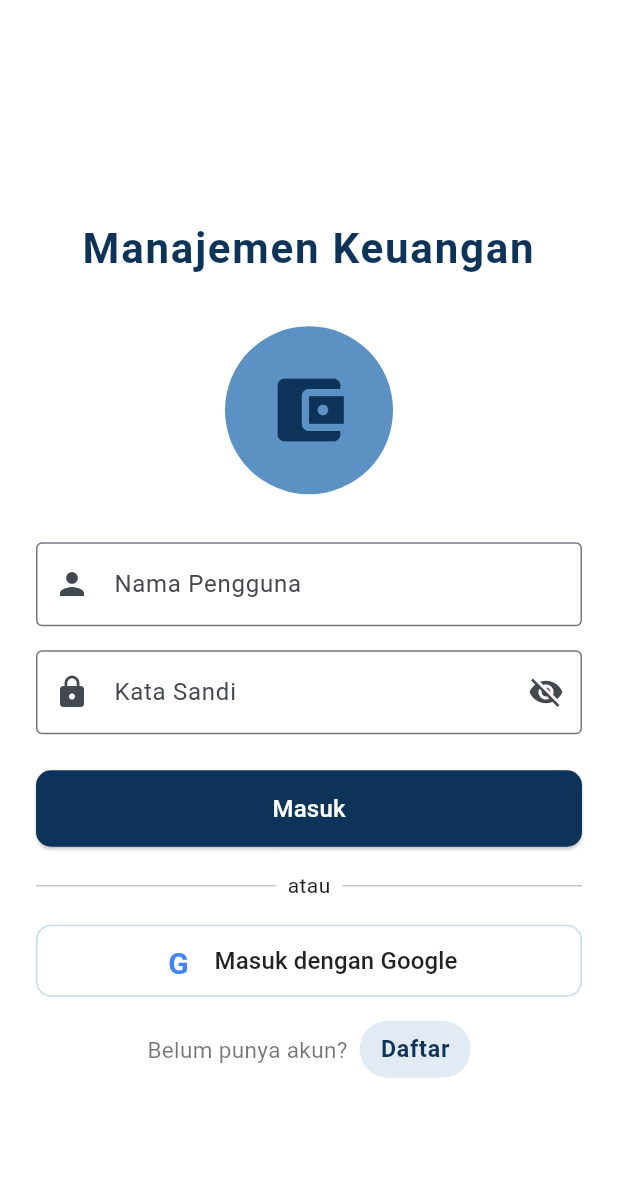
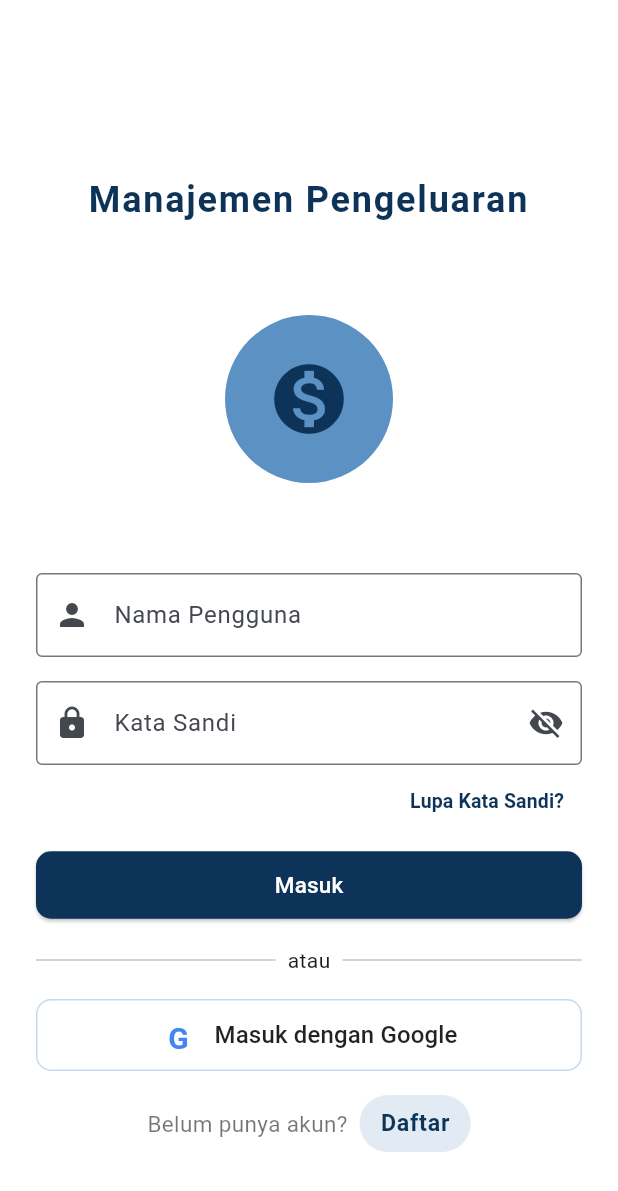
Before and after one commit to amaragita/Manajemen_Pengeluaran, a Flutter app: the screen it shows after launch, on a phone screen of 412 x 824 dp. Shown: the top 1191 px of the screen. Run offline on Flutter 3.47's test engine with Material 3 defaults, Android fonts, the phone set to English and light mode, and no system bars; our stand-ins replace cloud_firestore, firebase_core, fl_chart, image_picker, permission_handler, shared_preferences and 1 more; accounts and stored records are empty.

Commit message:
fourth commit

```diff
--- a/lib/screens/login_screen.dart
+++ b/lib/screens/login_screen.dart
@@ -79,28 +79,28 @@ class _LoginScreenState extends State<LoginScreen> {
               mainAxisAlignment: MainAxisAlignment.center,
               crossAxisAlignment: CrossAxisAlignment.center,
               children: [
-                const SizedBox(height: 40),
+                const SizedBox(height: 60),
                 const Text(
-                  'Manajemen Keuangan',
+                  'Manajemen Pengeluaran',
                   style: TextStyle(
-                    fontSize: 28,
+                    fontSize: 24,
                     fontWeight: FontWeight.bold,
                     letterSpacing: 1.2,
                     color: kPrimaryColor,
                   ),
                   textAlign: TextAlign.center,
                 ),
-                const SizedBox(height: 32),
+                const SizedBox(height: 60),
                 CircleAvatar(
                   radius: 56,
                   backgroundColor: kAccentColor,
                   child: Icon(
-                    Icons.account_balance_wallet,
+                    Icons.monetization_on,
                     size: 56,
                     color: kPrimaryColor,
                   ),
                 ),
-                const SizedBox(height: 32),
+                const SizedBox(height: 60),
                 Form(
                   key: _formKey,
                   child: Column(
@@ -150,13 +150,36 @@ class _LoginScreenState extends State<LoginScreen> {
                           return null;
                         },
                       ),
-                      const SizedBox(height: 24),
+                      Align(
+                        alignment: Alignment.centerRight,
+                        child: TextButton(
+                          onPressed: _isLoading
+                              ? null
+                              : () {
+                                  // TODO: Implement forgot password functionality
+                                  ScaffoldMessenger.of(context).showSnackBar(
+                                    const SnackBar(
+                                        content: Text(
+                                            'Fitur Lupa Kata Sandi belum tersedia')),
+                                  );
+                                },
+                          child: const Text(
+                            'Lupa Kata Sandi?',
+                            style: TextStyle(
+                              color: kPrimaryColor,
+                              fontWeight: FontWeight.w600,
+                              fontSize: 13,
+                            ),
+                          ),
+                        ),
+                      ),
+                      const SizedBox(height: 8),
                       SizedBox(
                         width: double.infinity,
                         child: ElevatedButton(
                           style: ElevatedButton.styleFrom(
                             backgroundColor: kButtonColor,
-                            padding: const EdgeInsets.symmetric(vertical: 14),
+                            padding: const EdgeInsets.symmetric(vertical: 12),
                             shape: RoundedRectangleBorder(
                               borderRadius: BorderRadius.circular(10),
                             ),
@@ -173,7 +196,7 @@ class _LoginScreenState extends State<LoginScreen> {
                                 )
                               : const Text(
                                   'Masuk',
-                                  style: TextStyle(fontSize: 16, color: Colors.white),
+                                  style: TextStyle(fontSize: 15, color: Colors.white),
                                 ),
                         ),
                       ),
--- a/lib/screens/settings_page.dart
+++ b/lib/screens/settings_page.dart
@@ -99,15 +99,15 @@ class _SettingsPageState extends State<SettingsPage> {
                   leading: Icon(
                     themeProvider.isDarkMode ? Icons.dark_mode : Icons.light_mode,
                   ),
-                  title: const Text('Mode Gelap'),
+                  title: const Text('Tema'),
                   trailing: Switch(
                     value: themeProvider.isDarkMode,
                     onChanged: (v) async {
                       await themeProvider.toggleTheme();
                       _showSnackBar(
                         themeProvider.isDarkMode
-                          ? 'Mode gelap diaktifkan'
-                          : 'Mode terang diaktifkan'
+                          ? 'Tema gelap diaktifkan'
+                          : 'Tema terang diaktifkan'
                       );
                     },
                   ),
```
